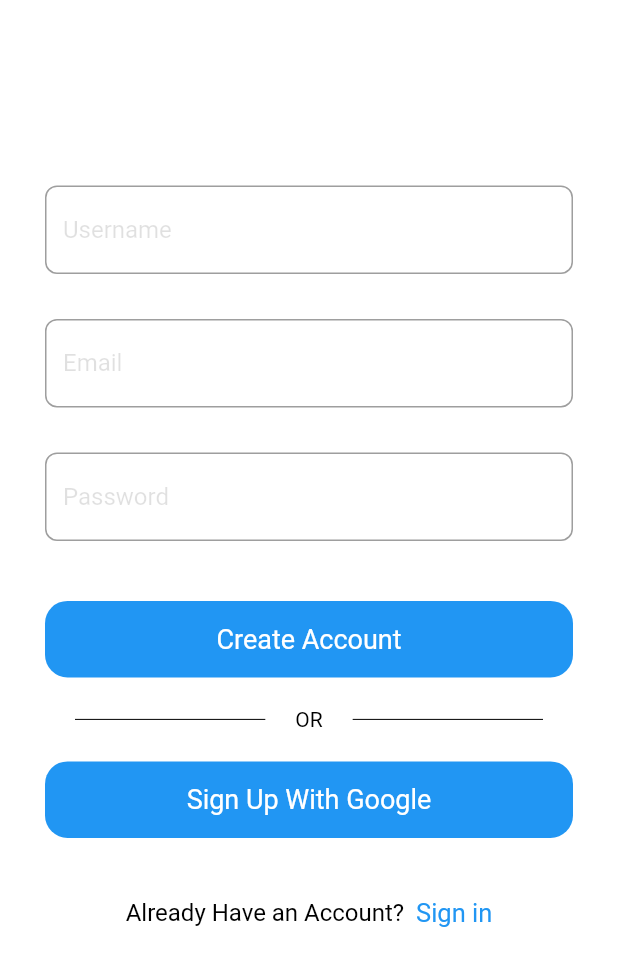
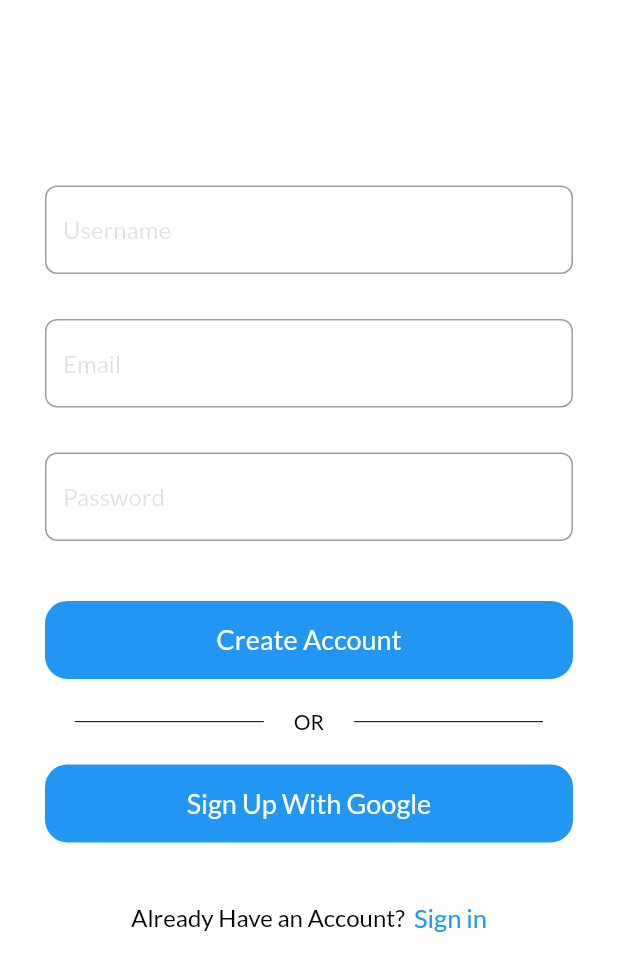
Before and after one commit to AtomicRahul/chat_app, a Flutter app: the screen it shows after launch, on a phone screen of 412 x 824 dp. Shown: the top 971 px of the screen. Run offline on Flutter 3.47's test engine with Material 2 defaults, Android fonts, the phone set to English and light mode, and no system bars; our stand-ins replace cloud_firestore, firebase_auth, firebase_core, google_fonts; accounts and stored records are empty.

Commit message:
ui and font

```diff
--- a/lib/main.dart
+++ b/lib/main.dart
@@ -1,6 +1,7 @@
 import 'package:flutter/material.dart';
 import 'package:chat_app/views/signup.dart';
 import 'package:firebase_core/firebase_core.dart';
+import 'package:google_fonts/google_fonts.dart';
 
 Future main() async {
   WidgetsFlutterBinding.ensureInitialized();
@@ -15,6 +16,7 @@ class MyApp extends StatelessWidget {
       title: 'Flutter Demo',
       debugShowCheckedModeBanner: false,
       theme: ThemeData(
+        textTheme: GoogleFonts.latoTextTheme(Theme.of(context).textTheme),
         scaffoldBackgroundColor: Colors.white,
         primarySwatch: Colors.blue,
         textSelectionTheme: TextSelectionThemeData(
--- a/pubspec.yaml
+++ b/pubspec.yaml
@@ -34,6 +34,7 @@ dependencies:
   google_sign_in: ^5.1.1
   google_sign_in_web: ^0.10.0+3
   cloud_firestore: ^2.5.3
+  google_fonts: ^2.1.0
 
 dev_dependencies:
   flutter_test:
```
Also changed, not shown: pubspec.lock.
